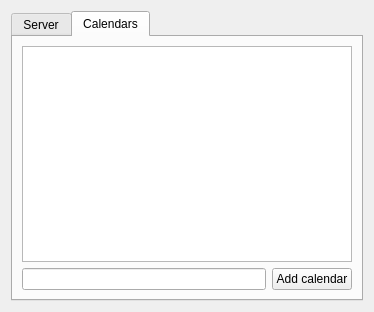
Qt form ui/editserver.ui (Trim/getcal) before a commit.
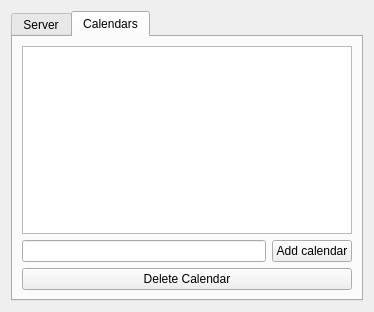
The same form after that commit. The open tabs and pages were chosen to show the change.

Commit message: Add option to remove calendar.

The edit to the form file:
```diff
--- a/ui/editserver.ui
+++ b/ui/editserver.ui
@@ -194,6 +194,13 @@
            </item>
           </layout>
          </item>
+         <item>
+          <widget class="QPushButton" name="uiDeleteCalendar">
+           <property name="text">
+            <string>Delete Calendar</string>
+           </property>
+          </widget>
+         </item>
         </layout>
        </item>
       </layout>
```
The commit also changes 2 other files.
